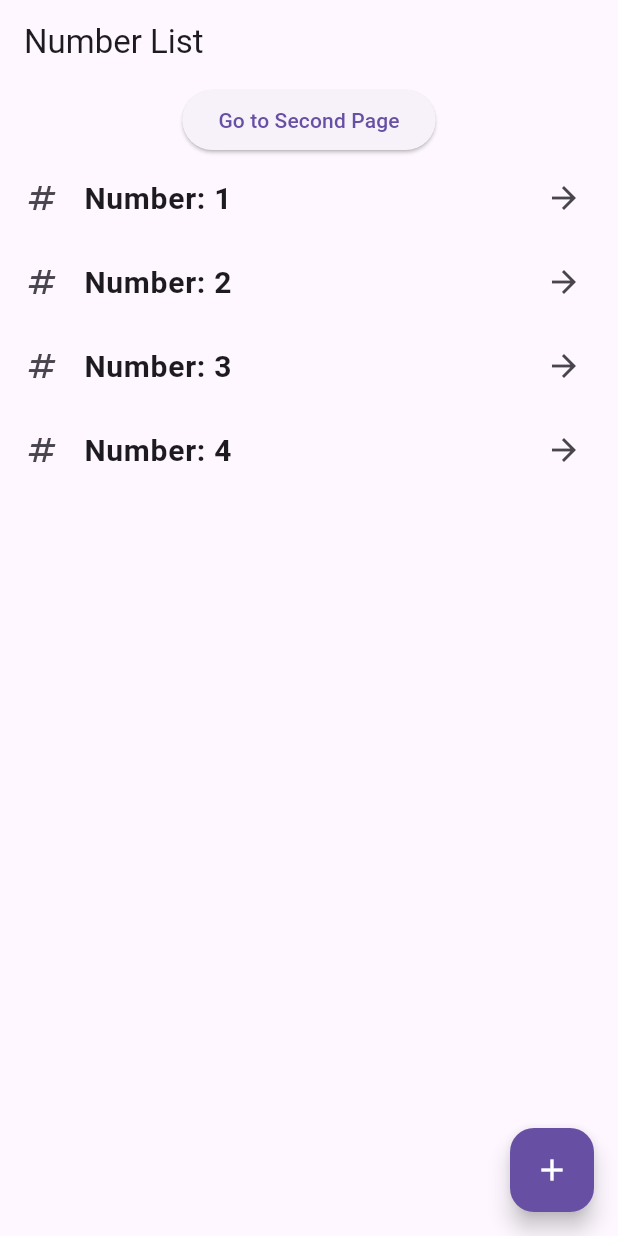
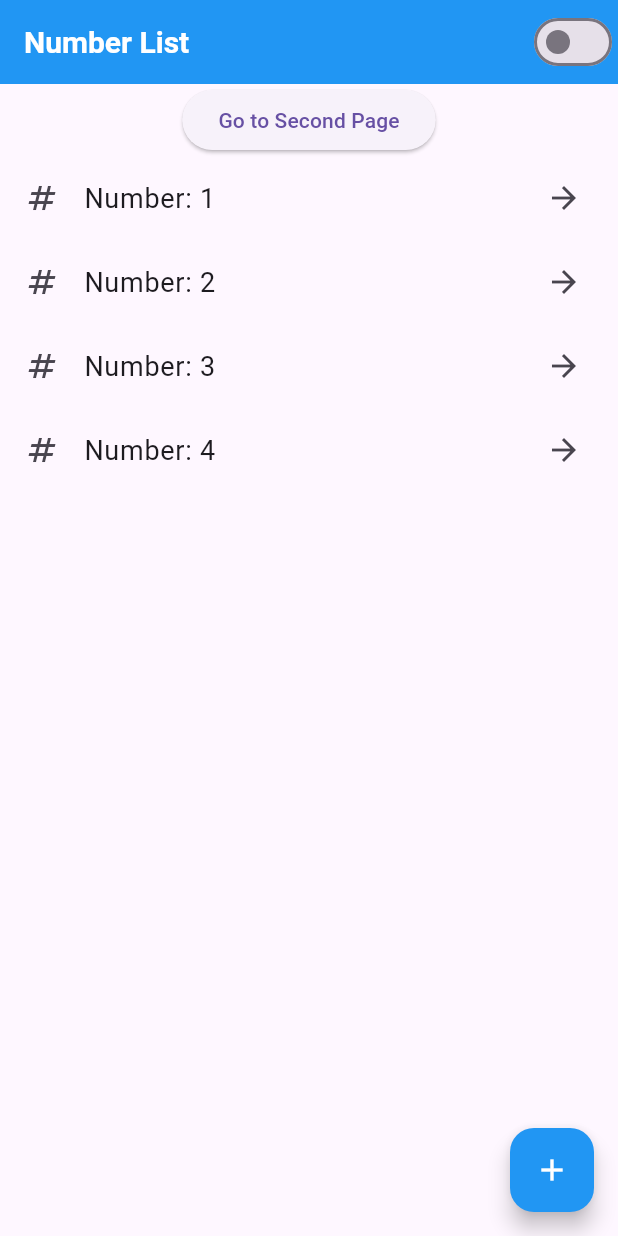
Before and after one commit to Temsegn/Flutter-Projects, a Flutter app: the screen it shows after launch, on a phone screen of 412 x 824 dp. Run offline on Flutter 3.47's test engine with Material 3 defaults, Android fonts, the phone set to English and light mode, and no system bars; our stand-ins replace email_validator, hive_flutter; accounts and stored records are empty.

Commit message:
light and dark mode added to provider2 folder

```diff
--- a/lib/main.dart
+++ b/lib/main.dart
@@ -1,41 +1,37 @@
 import 'package:flutter/material.dart';
 import 'package:flutter_project/provider2/home_page.dart';
+import 'package:flutter_project/themedata/theme.dart';
 import 'form/form_page.dart'; // Import the FormPage
 import 'package:provider/provider.dart';
 import 'provider2/list_provider.dart';
+import 'themedata/theme_provider.dart';
 
-void main() async {
-  // Initialize Hive (if needed)
-  // await Hive.initFlutter();
-
-  // Open a Hive box (if needed)
-  // await Hive.openBox('myBox');
-
+void main() {
   runApp(
     MultiProvider(
-      providers: [ChangeNotifierProvider(create: (_) => ListProvider())],
+      providers: [
+        ChangeNotifierProvider(create: (_) => ListProvider()),
+        ChangeNotifierProvider(create: (_) => ThemeProvider()),
+      ],
       child: MyApp(),
     ),
-  ); // Run the app
+  );
 }
 
 class MyApp extends StatelessWidget {
   @override
   Widget build(BuildContext context) {
-    return MaterialApp(
-      title: 'Flutter Form App', // App title
-      theme: ThemeData(
-        primarySwatch: Colors.blue,
-        brightness: Brightness.light,
-        textTheme: TextTheme(
-          bodyLarge: TextStyle(fontSize: 20, fontWeight: FontWeight.bold),
-        ),
-      ),
-      darkTheme: ThemeData(
-        brightness: Brightness.dark, // Enable dark mode
-      ),
-      themeMode: ThemeMode.system,
-      home: HomePage(), // Set FormPage as the home page
+    return Consumer<ThemeProvider>(
+      builder: (context, themeProvider, child) {
+        return MaterialApp(
+          debugShowCheckedModeBanner: false,
+          title: 'Flutter Form App',
+          theme: lightTheme,
+          darkTheme: darkTheme,
+          themeMode: themeProvider.themeMode, // ✅ Uses Provider
+          home: HomePage(),
+        );
+      },
     );
   }
 }
--- a/lib/provider2/home_page.dart
+++ b/lib/provider2/home_page.dart
@@ -1,5 +1,6 @@
 import 'package:flutter/material.dart';
 import 'package:flutter_project/provider2/second.dart';
+import 'package:flutter_project/themedata/theme_provider.dart';
 import 'list_provider.dart';
 import 'package:provider/provider.dart';
 
@@ -10,10 +11,45 @@ class HomePage extends StatefulWidget {
 }
 
 class _HomePageState extends State<HomePage> {
+  late ThemeProvider _themeManager;
+
+  @override
+  void initState() {
+    super.initState();
+    _themeManager = Provider.of<ThemeProvider>(context, listen: false);
+    _themeManager.addListener(themeListener);
+  }
+
+  void themeListener() {
+    if (mounted) {
+      setState(() {}); // Update UI when theme changes
+    }
+  }
+
+  @override
+  void dispose() {
+    _themeManager.removeListener(themeListener);
+    super.dispose();
+  }
+
   @override
   Widget build(BuildContext context) {
     return Scaffold(
-      appBar: AppBar(title: Text("Number List")),
+      appBar: AppBar(
+        title: Text("Number List"),
+        actions: [
+          Consumer<ThemeProvider>(
+            builder: (context, themeProvider, child) {
+              return Switch(
+                value: themeProvider.themeMode == ThemeMode.dark,
+                onChanged: (newValue) {
+                  themeProvider.toggleTheme(newValue);
+                },
+              );
+            },
+          ),
+        ],
+      ),
 
       body: Column(
         children: [
@@ -27,7 +63,7 @@ class _HomePageState extends State<HomePage> {
             child: Text("Go to Second Page"),
           ),
 
-          Expanded( // ✅ Fix Overflow issue
+          Expanded( // ✅ Prevents overflow
             child: Consumer<ListProvider>(
               builder: (context, provider, child) {
                 return ListView.builder(
--- /dev/null
+++ b/lib/themedata/theme.dart
@@ -0,0 +1,37 @@
+import 'package:flutter/material.dart';
+
+// Light Theme Customization
+ThemeData lightTheme = ThemeData(
+  brightness: Brightness.light,
+  primaryColor: Colors.blue, // Primary color of your app
+  appBarTheme: AppBarTheme(
+    color: Colors.blue, // App bar color
+    titleTextStyle: TextStyle(fontSize: 20, fontWeight: FontWeight.bold),
+  ),
+  textTheme: TextTheme(
+    bodyLarge: TextStyle(fontSize: 18, color: Colors.black),
+    bodyMedium: TextStyle(fontSize: 16, color: Colors.black54),
+    headlineSmall: TextStyle(fontSize: 22, fontWeight: FontWeight.bold, color: Colors.black),
+  ),
+  floatingActionButtonTheme: FloatingActionButtonThemeData(
+    backgroundColor: Colors.blue,
+  ),
+);
+
+// Dark Theme Customization
+ThemeData darkTheme = ThemeData(
+  brightness: Brightness.dark,
+  primaryColor: Colors.deepPurple, // Primary color of your app in dark mode
+  appBarTheme: AppBarTheme(
+    color: Colors.deepPurple, // App bar color
+    titleTextStyle: TextStyle(fontSize: 20, fontWeight: FontWeight.bold, color: Colors.white),
+  ),
+  textTheme: TextTheme(
+    bodyLarge: TextStyle(fontSize: 18, color: Colors.white),
+    bodyMedium: TextStyle(fontSize: 16, color: Colors.white70),
+    headlineSmall: TextStyle(fontSize: 22, fontWeight: FontWeight.bold, color: Colors.white),
+  ),
+  floatingActionButtonTheme: FloatingActionButtonThemeData(
+    backgroundColor: Colors.deepPurple,
+  ),
+);
--- /dev/null
+++ b/lib/themedata/theme_provider.dart
@@ -0,0 +1,13 @@
+import 'package:flutter/material.dart';
+
+class ThemeProvider extends ChangeNotifier {
+  ThemeMode _themeMode = ThemeMode.light; // Default is light theme
+
+  ThemeMode get themeMode => _themeMode; // Getter for themeMode
+
+  // Toggle between light and dark themes
+  void toggleTheme(bool isDark) {
+    _themeMode = isDark ? ThemeMode.dark : ThemeMode.light; // Corrected the logic
+    notifyListeners(); // Notify listeners to update the UI
+  }
+}
```
Also changed, not shown: lib/themedata/home.dart (added).
